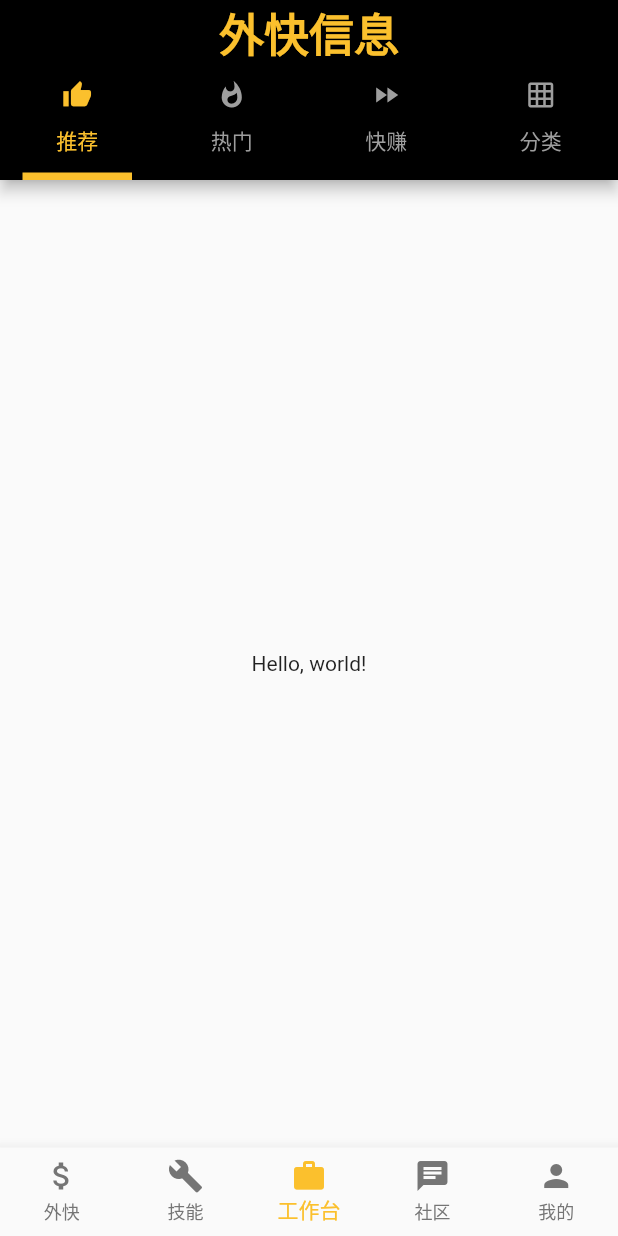
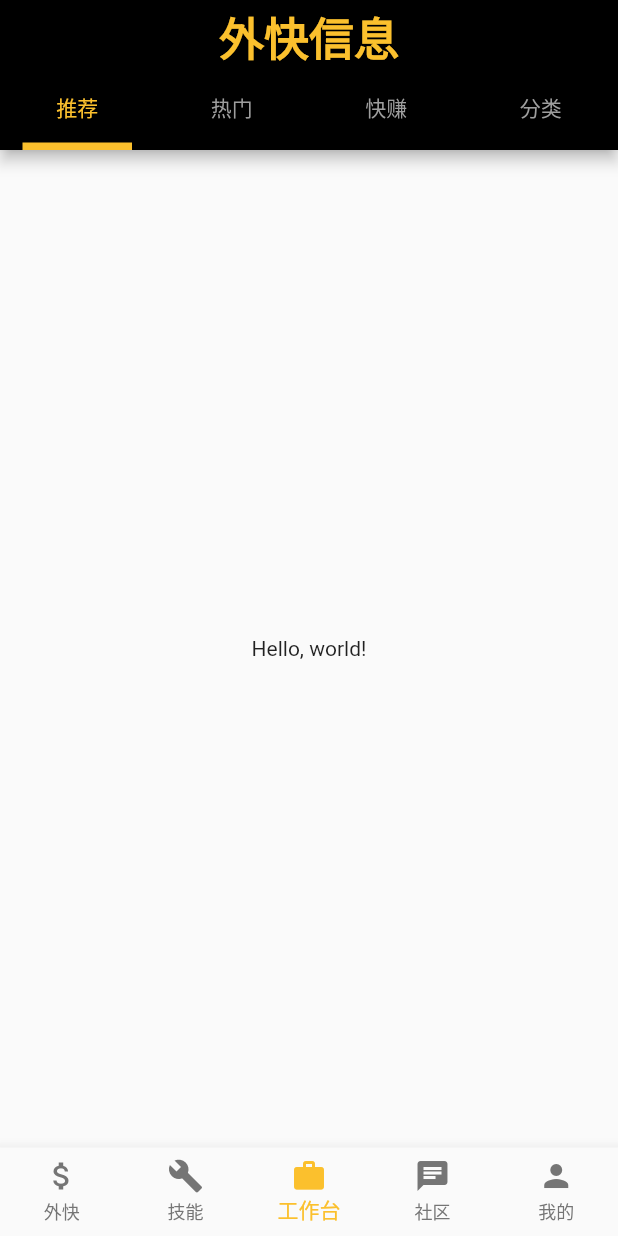
Before and after one commit to ZizhengYang/flutter_wk, a Flutter app: the screen it shows after launch, swiped to page 3, on a phone screen of 412 x 824 dp. Run offline on Flutter 3.47's test engine with Material 2 defaults, Android fonts, the phone set to English and light mode, and no system bars.

Commit message:
Fix 2 pages

```diff
--- a/lib/Pages/MainNavigationBar.dart
+++ b/lib/Pages/MainNavigationBar.dart
@@ -1,5 +1,7 @@
 import 'package:flutter/material.dart';
 import './UserSide/UserTaskPage.dart';
+import './UserSide/SkillInfoPage.dart';
+
 
 class MainNavigationBar extends StatefulWidget {
   @override
@@ -42,7 +44,7 @@ class MainNavigationBarState extends State<MainNavigationBar> with TickerProvide
         body: new PageView(
           children: <Widget>[
             new UserTaskPage(),
-            new UserTaskPage(),
+            new SkillInfoPage(),
             new UserTaskPage(),
             new UserTaskPage(),
             new UserTaskPage()
--- a/lib/Pages/UserSide/UserTaskPage.dart
+++ b/lib/Pages/UserSide/UserTaskPage.dart
@@ -21,7 +21,7 @@ class UserTaskPage extends StatelessWidget {
          * 页面主要内容
          */
           appBar: new PreferredSize(
-            preferredSize: Size(1000,120),
+            preferredSize: Size(1000,100),
             child: new AppBar(
               backgroundColor: Colors.black,
               title: Container(
@@ -83,19 +83,19 @@ class UserTaskPage extends StatelessWidget {
                 tabs: <Widget>[
                   new Tab(
                     text: "推荐",
-                    icon: new Icon(Icons.thumb_up, size: 20),
+//                    icon: new Icon(Icons.thumb_up, size: 20),
                   ),
                   new Tab(
                     text: "热门",
-                    icon: new Icon(Icons.whatshot, size: 20),
+//                    icon: new Icon(Icons.whatshot, size: 20),
                   ),
                   new Tab(
                     text: "快赚",
-                    icon: new Icon(Icons.fast_forward, size: 20),
+//                    icon: new Icon(Icons.fast_forward, size: 20),
                   ),
                   new Tab(
                     text: "分类",
-                    icon: new Icon(Icons.grid_on, size: 20),
+//                    icon: new Icon(Icons.grid_on, size: 20),
                   )
                 ],
               ),
```
